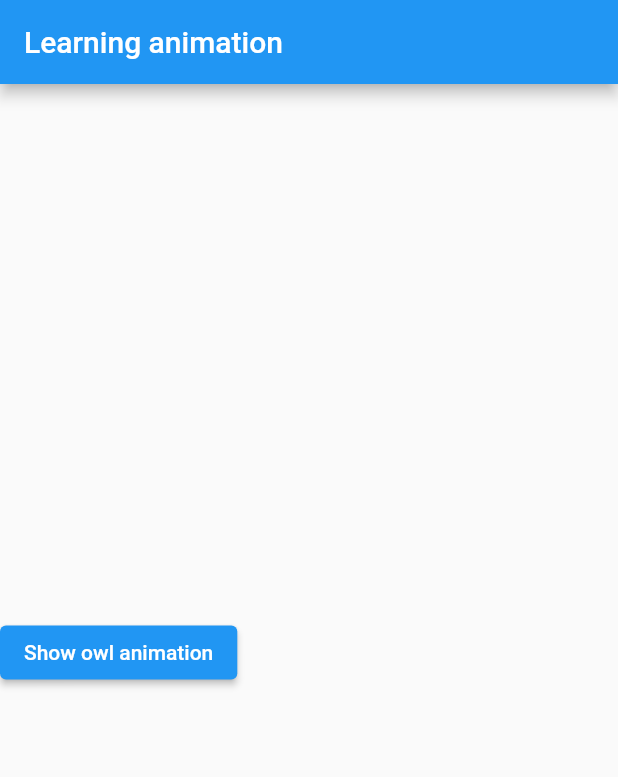
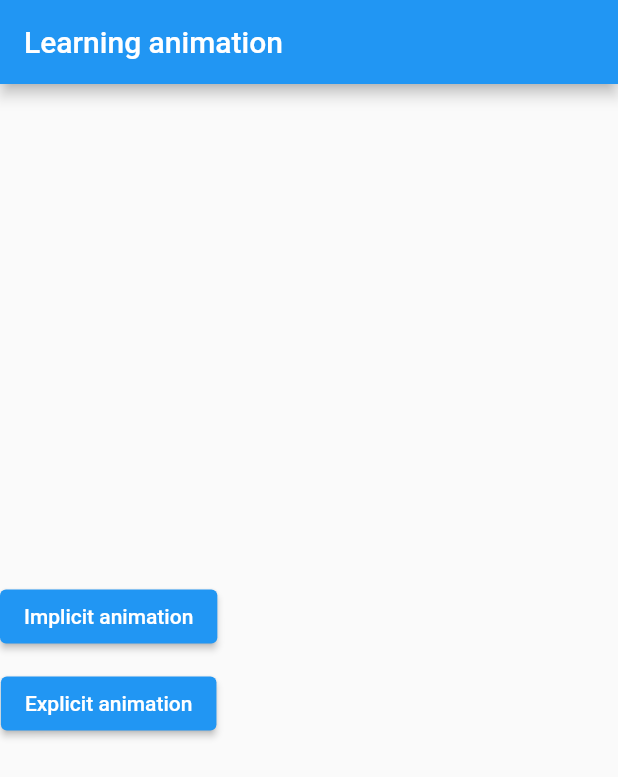
Before and after one commit to sammyodiagbe/flutter_animation, a Flutter app: the screen it shows after launch, on a phone screen of 412 x 824 dp. Shown: the top 777 px of the screen. Run offline on Flutter 3.47's test engine with Material 2 defaults, Android fonts, the phone set to English and light mode, and no system bars.

Commit message:
learning how to make explicit animations

```diff
--- a/lib/main.dart
+++ b/lib/main.dart
@@ -1,4 +1,5 @@
 // ignore_for_file:prefer_const_constructors
+import 'package:animasion/pagesList.dart';
 import 'package:flutter/material.dart';
 
 const owlImage =
@@ -12,12 +13,7 @@ class AnimationApp extends StatelessWidget {
   Widget build(BuildContext context) {
     return MaterialApp(
       title: 'Animation widget',
-      home: Scaffold(
-        appBar: AppBar(
-          title: Text('Learning animation'),
-        ),
-        body: Owly(),
-      ),
+      home: RoutePage(),
     );
   }
 }
--- /dev/null
+++ b/lib/pagesList.dart
@@ -0,0 +1,29 @@
+// ignore_for_file: prefer_const_constructors
+
+import "package:flutter/material.dart";
+
+class RoutePage extends StatelessWidget {
+  @override
+  Widget build(BuildContext context) {
+    return Scaffold(
+      appBar: AppBar(
+        title: Text('Learning animation'),
+      ),
+      body: Column(
+        mainAxisAlignment: MainAxisAlignment.center,
+        crossAxisAlignment: CrossAxisAlignment.center,
+        children: [
+          ElevatedButton(
+            onPressed: () {},
+            child: Text('Implicit animation'),
+          ),
+          SizedBox(height: 10),
+          ElevatedButton(
+            child: Text('Explicit animation'),
+            onPressed: () {},
+          )
+        ],
+      ),
+    );
+  }
+}
```
